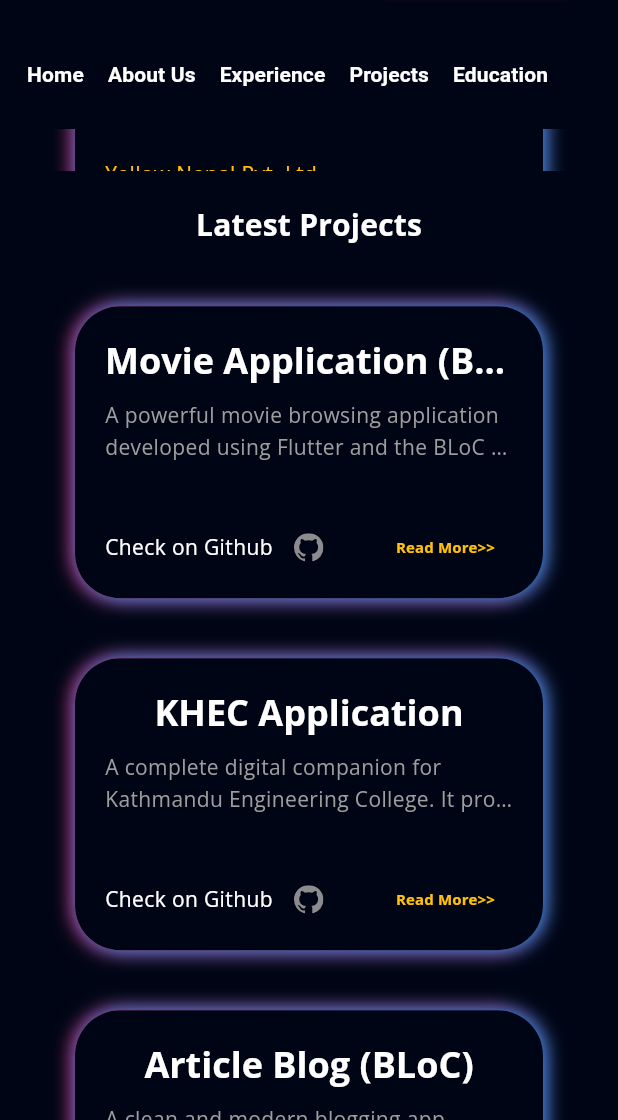
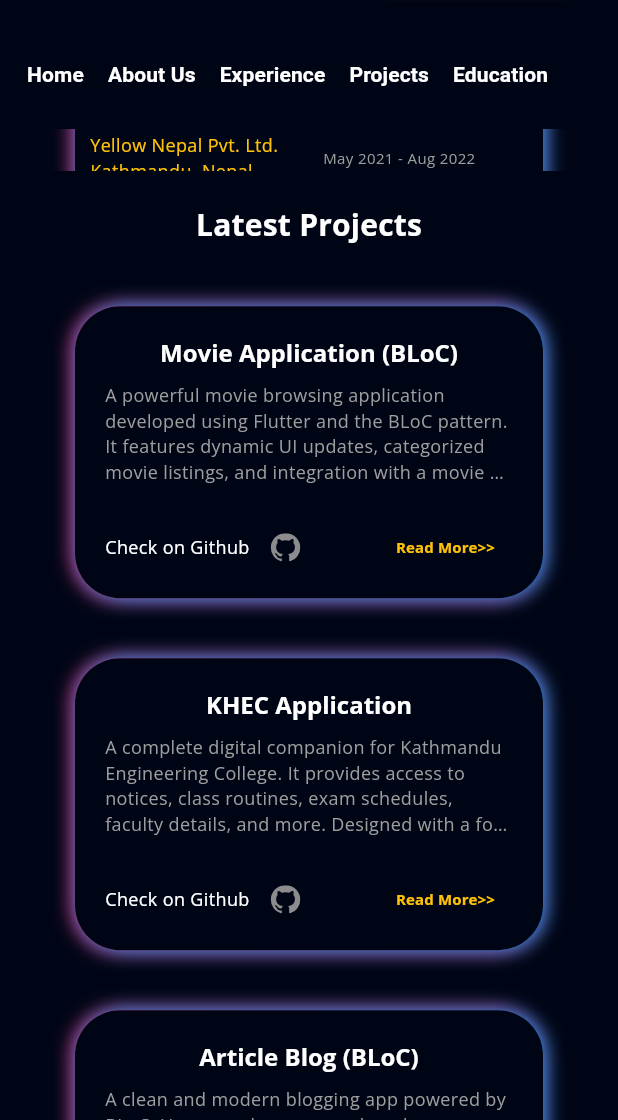
Before and after one commit to sagarkoju33/finalPortfilo, a Flutter app: the screen it shows after launch, scrolled down 1728 dp, on a phone screen of 412 x 824 dp, the part 116-1236 px from its top. Run offline on Flutter 3.47's test engine with Material 3 defaults, Android fonts, the phone set to English and light mode, and no system bars; our stand-ins replace firebase_core, flutter_svg, font_awesome_flutter, get, google_fonts, photo_view; accounts and stored records are empty.

Commit message:
issue fix

```diff
--- a/lib/model/project_model.dart
+++ b/lib/model/project_model.dart
@@ -51,14 +51,26 @@ List<Project> projectList = [
   ),
   Project(
     'Xpress Sewa',
-    'Xpress Sewa is a multi-service platform that provides access to a wide range of utility services including bill payments, government services, and mobile recharge. Focuses on quick access and user satisfaction.',
+    'Transfer Money At Your Fingertips Send & Receive money tin seconds with great rates and cheaper transaction fee. Trusted by millions of people.Xpress Sewa aim to make money transfer process effortless and super fast. We maintain complete transparency to give you better control over the transactions and our thorough verification processes make sure the money is safe and reaches the right recipients.',
     'assets/images/xpress.png',
     'https://play.google.com/store/apps/details?id=transfer.money.com.xpress_sewa',
   ),
   Project(
     'Asan Remit',
-    'A trusted remittance company offering fast and secure international money transfers.',
+    'Transfer Money At Your Fingertips Send & Receive money tin seconds with great rates and cheaper transaction fee. Trusted by millions of people.Asan Remit aim to make money transfer process effortless and super fast. We maintain complete transparency to give you better control over the transactions and our thorough verification processes make sure the money is safe and reaches the right recipients.',
     'assets/images/mypay_gold.png',
     'https://play.google.com/store/apps/details?id=transfer.money.com.asanremit',
   ),
+  Project(
+    'Insta Remit',
+    'At Insta Remit, we redefine money transfers, prioritizing your control and satisfaction. Our platform ensures swift approvals, real-time tracking and secure transactions. Enjoy waived fees for higher amounts, benefit from top exchange rates and experience effortless',
+    'assets/images/mypay_gold.png',
+    'https://play.google.com/store/apps/details?id=transfer.money.com.instaremit',
+  ),
+  Project(
+    'Taka Pay',
+    'TakaPay aim to make money transfer process effortless and super fast. We maintain complete transparency to give you better control over the transactions and our thorough verification processes make sure the money is safe and reaches the right recipients.',
+    'assets/images/mypay_gold.png',
+    'https://play.google.com/store/apps/details?id=com.xpress.takapay',
+  ),
 ];
--- a/lib/view model/getx_controllers/projects_controller.dart
+++ b/lib/view model/getx_controllers/projects_controller.dart
@@ -1,7 +1,10 @@
 import 'package:get/get.dart';
 
-class ProjectController  extends GetxController{
-  RxList<bool> hovers =[
+class ProjectController extends GetxController {
+  RxList<bool> hovers = [
+    false,
+    false,
+    false,
     false,
     false,
     false,
@@ -13,8 +16,7 @@ class ProjectController  extends GetxController{
     false,
   ].obs;
 
-
-  onHover(int index,bool value){
-    hovers[index]=value;
+  onHover(int index, bool value) {
+    hovers[index] = value;
   }
 }
--- a/lib/view/experience/components/experience_details.dart
+++ b/lib/view/experience/components/experience_details.dart
@@ -13,7 +13,7 @@ class ExperienceDetails extends StatelessWidget {
   @override
   Widget build(BuildContext context) {
     return AnimatedContainer(
-      padding: const EdgeInsets.all(defaultPadding),
+      padding: const EdgeInsets.symmetric(horizontal: 10, vertical: 10),
       // height: double.infinity,
       // width: double.infinity,
       decoration: BoxDecoration(
@@ -25,33 +25,37 @@ class ExperienceDetails extends StatelessWidget {
         child: Column(
           crossAxisAlignment: CrossAxisAlignment.start,
           children: [
-            Text(
+            Align(
+              alignment: Alignment.center,
+              child: Text(
                 experienceList[index].title,
                 style: Theme.of(context).textTheme.titleSmall!.copyWith(
                   color: Colors.white,
                   fontWeight: FontWeight.bold,
+                  fontSize: 14,
                 ),
                 maxLines: 1,
+                textAlign: TextAlign.center,
                 overflow: TextOverflow.ellipsis,
               ),
-            const SizedBox(height: defaultPadding),
-            Wrap(
-              // alignment: WrapAlignment.end,
-              runAlignment: WrapAlignment.end,
-              // mainAxisAlignment: MainAxisAlignment.spaceBetween,
+            ),
+            const SizedBox(height: 12),
+            Row(
               children: [
                 Text(
                   experienceList[index].company,
-                  style: const TextStyle(color: Colors.amber),
+                  style: const TextStyle(color: Colors.amber, fontSize: 12),
                 ),
-                const SizedBox(width: 10),
-                Text(
+                SizedBox(width: 30),
+                Expanded(
+                  child: Text(
                     experienceList[index].duration,
-                  style: const TextStyle(color: Colors.grey, fontSize: 12),
-                  textAlign: TextAlign.end,
+                    style: const TextStyle(color: Colors.grey, fontSize: 10),
+                  ),
                 ),
               ],
             ),
+
             const SizedBox(height: defaultPadding / 2),
             ListView.builder(
               itemCount: experienceList[index].responsibilities.length,
@@ -63,16 +67,22 @@ class ExperienceDetails extends StatelessWidget {
                     .responsibilities[responsibilitiesIndex];
                 return Row(
                   crossAxisAlignment: CrossAxisAlignment.start,
+                  mainAxisAlignment: MainAxisAlignment.center,
                   children: [
                     const Icon(
                       CupertinoIcons.check_mark_circled_solid,
                       color: Colors.green,
+                      size: 16,
                     ),
                     const SizedBox(width: defaultPadding / 2),
                     Expanded(
                       child: Text(
                         e,
-                        style: const TextStyle(color: Colors.white),
+                        style: const TextStyle(
+                          color: Colors.white,
+                          fontSize: 12,
+                          // overflow: TextOverflow.ellipsis,
+                        ),
                       ),
                     ),
                   ],
--- a/lib/view/experience/components/experience_grid.dart
+++ b/lib/view/experience/components/experience_grid.dart
@@ -1,7 +1,4 @@
-import 'dart:developer';
-
 import 'package:flutter/material.dart';
-
 import 'package:get/get.dart';
 import 'package:portfolio/model/experience_model.dart';
 import 'package:portfolio/view/experience/components/experience_controller.dart';
--- a/lib/view/main/about_us.dart
+++ b/lib/view/main/about_us.dart
@@ -1,6 +1,4 @@
 import 'package:flutter/material.dart';
-
-import 'package:get/get_connect/http/src/utils/utils.dart';
 import 'package:portfolio/res/constants.dart';
 import 'package:portfolio/view%20model/responsive.dart';
 import 'package:portfolio/view/projects/components/title_text.dart';
--- a/lib/view/main/components/drawer/drawer.dart
+++ b/lib/view/main/components/drawer/drawer.dart
@@ -1,8 +1,5 @@
 import 'package:flutter/material.dart';
-import 'package:portfolio/view/main/components/drawer/contact_icons.dart'
-    show ContactIcon;
 import 'package:portfolio/view/main/components/drawer/personal_info.dart';
-
 import '../../../../res/constants.dart';
 import 'knowledges.dart';
 import 'about.dart';
--- a/lib/view/main/components/navigation_bar.dart
+++ b/lib/view/main/components/navigation_bar.dart
@@ -1,9 +1,7 @@
-import 'package:flutter/foundation.dart';
 import 'package:flutter/material.dart';
 import 'package:portfolio/view%20model/responsive.dart';
 import 'package:portfolio/view/intro/components/side_menu_button.dart';
 import 'package:portfolio/view/main/components/connect_button.dart';
-
 import '../../../res/constants.dart';
 import 'navigation_button_list.dart';
 
--- a/lib/view/projects/components/project_deatail.dart
+++ b/lib/view/projects/components/project_deatail.dart
@@ -19,6 +19,7 @@ class ProjectDetail extends StatelessWidget {
           child: Text(
             projectList[index].name,
             style: Theme.of(context).textTheme.headlineSmall!.copyWith(
+              fontSize: 16,
               color: Colors.white,
               fontWeight: FontWeight.bold,
             ),
@@ -31,11 +32,11 @@ class ProjectDetail extends StatelessWidget {
             : const SizedBox(height: defaultPadding),
         Text(
           projectList[index].description,
-          style: const TextStyle(color: Colors.grey, height: 1.5),
+          style: const TextStyle(color: Colors.grey, fontSize: 12),
           maxLines: size.width > 700 && size.width < 750
               ? 3
               : size.width < 470
-              ? 2
+              ? 4
               : size.width > 600 && size.width < 700
               ? 6
               : size.width > 900 && size.width < 1060
--- a/lib/view/projects/components/project_info.dart
+++ b/lib/view/projects/components/project_info.dart
@@ -2,6 +2,7 @@ import 'package:flutter/material.dart';
 
 import 'package:get/get.dart';
 import 'package:portfolio/view/projects/components/project_deatail.dart';
+import 'package:url_launcher/url_launcher.dart';
 import '../../../model/project_model.dart';
 import '../../../res/constants.dart';
 import '../../../view model/getx_controllers/projects_controller.dart';
@@ -18,7 +19,8 @@ class ProjectStack extends StatelessWidget {
         controller.onHover(index, value);
       },
       onTap: () {
-        ImageViewer(context, projectList[index].image);
+        launchUrl(Uri.parse(projectList[index].link));
+        // ImageViewer(context, projectList[index].image);
       },
       borderRadius: BorderRadius.circular(30),
       child: AnimatedContainer(
--- a/lib/view/projects/components/project_link.dart
+++ b/lib/view/projects/components/project_link.dart
@@ -13,15 +13,34 @@ class ProjectLinks extends StatelessWidget {
       children: [
         Row(
           children: [
-            const Text('Check on Github',style: TextStyle(color: Colors.white),overflow: TextOverflow.ellipsis),
-            IconButton(onPressed: () {launchUrl(Uri.parse(projectList[index].link));}, icon: SvgPicture.asset('assets/icons/github.svg')),
+            const Text(
+              'Check on Github',
+              style: TextStyle(color: Colors.white, fontSize: 12),
+              overflow: TextOverflow.ellipsis,
+            ),
+            IconButton(
+              onPressed: () {
+                launchUrl(Uri.parse(projectList[index].link));
+              },
+              icon: SvgPicture.asset('assets/icons/github.svg'),
+            ),
           ],
         ),
         const Spacer(),
         TextButton(
-            onPressed: () {
-              launchUrl(Uri.parse(projectList[index].link));
-            }, child: const Text('Read More>>',overflow: TextOverflow.ellipsis,style: TextStyle(color: Colors.amber,fontWeight: FontWeight.bold,fontSize: 10),))
+          onPressed: () {
+            launchUrl(Uri.parse(projectList[index].link));
+          },
+          child: const Text(
+            'Read More>>',
+            overflow: TextOverflow.ellipsis,
+            style: TextStyle(
+              color: Colors.amber,
+              fontWeight: FontWeight.bold,
+              fontSize: 10,
+            ),
+          ),
+        ),
       ],
     );
   }
```
Also changed, not shown: lib/view/certifications/components/education_details.dart (+19 -14 lines), lib/view/intro/components/headline_text.dart (+10 -4 lines), lib/view/intro/components/intro_body.dart (+15 -27 lines), lib/view/projects/components/image_viewer.dart (+7 -7 lines). Lines whose indentation alone changed are shown as unchanged.
